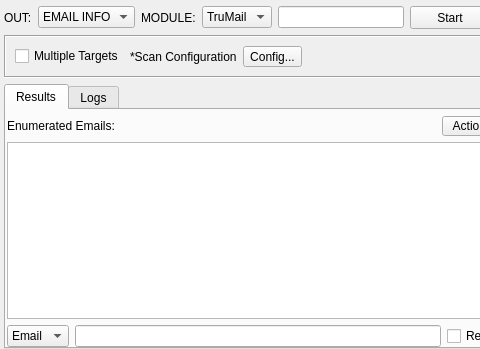
Qt form sub3suite/src/enums/email/EmailEnum.ui (3nock/OTE) before a commit; both pictures show x 0 to 480 and y 0 to 349 of the 711 by 349 pixel window.
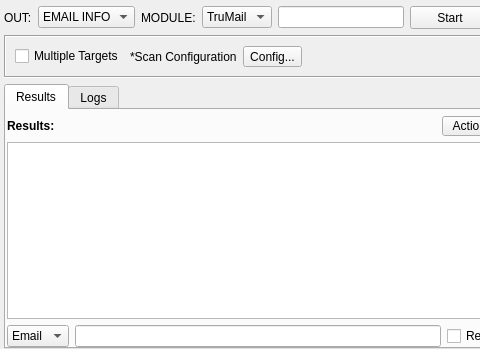
The same form after that commit. Custom widgets are drawn as their Qt base class.

The edit to the form file:
```diff
--- a/sub3suite/src/enums/email/EmailEnum.ui
+++ b/sub3suite/src/enums/email/EmailEnum.ui
@@ -210,8 +210,14 @@
               <verstretch>0</verstretch>
              </sizepolicy>
             </property>
+            <property name="font">
+             <font>
+              <weight>75</weight>
+              <bold>true</bold>
+             </font>
+            </property>
             <property name="text">
-             <string>Enumerated Emails:</string>
+             <string>Results:</string>
             </property>
            </widget>
           </item>
```
